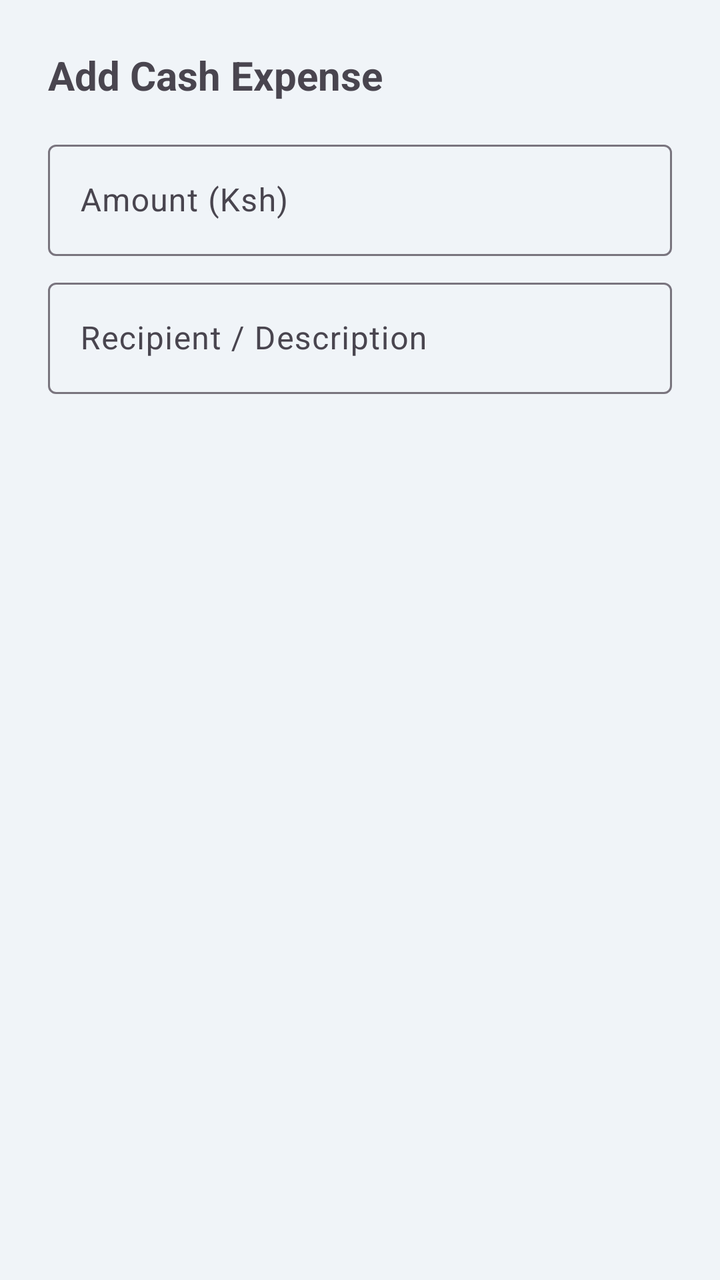
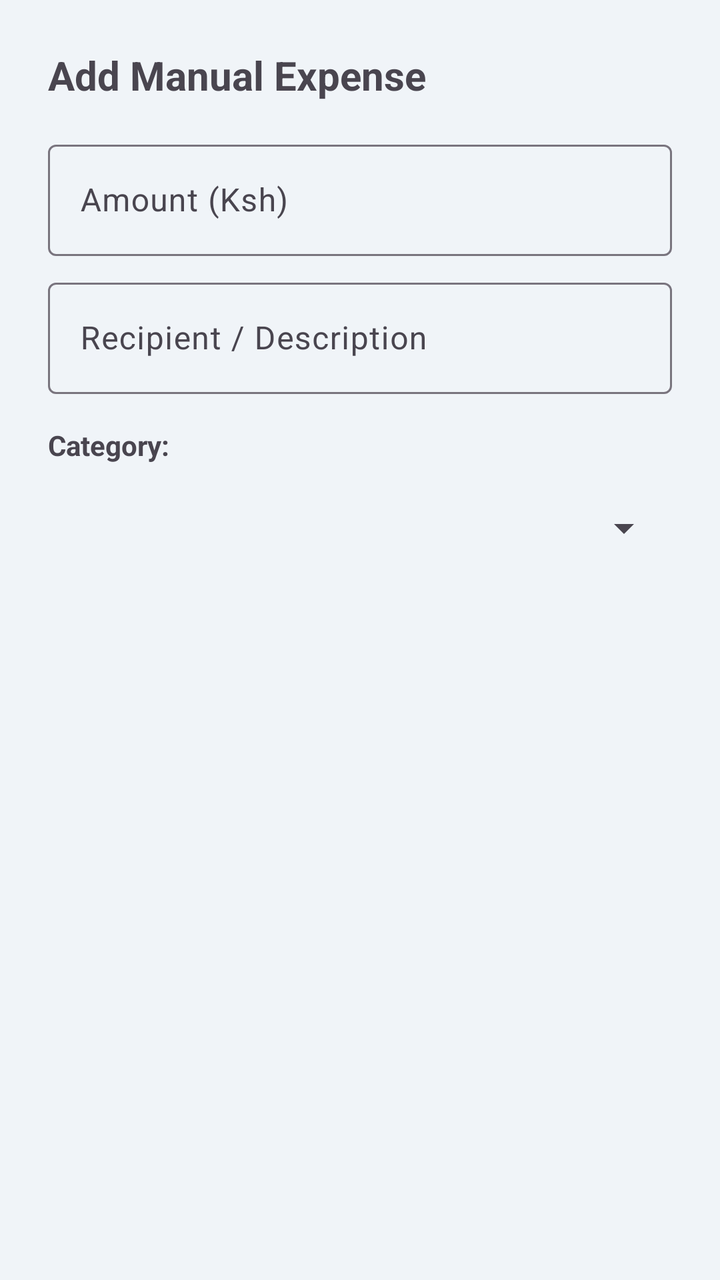

Compare the two renders of this Android layout. The source of the first and the diff that turns it into the second are given below.
<!-- AndroidManifest.xml: application theme Theme.MPesaExpenseTracker -->
<!-- res/layout/dialog_add_expense.xml -->
<?xml version="1.0" encoding="utf-8"?>
<LinearLayout xmlns:android="http://schemas.android.com/apk/res/android"
    android:layout_width="match_parent"
    android:layout_height="wrap_content"
    android:orientation="vertical"
    android:padding="24dp">
    <TextView
        android:layout_width="wrap_content"
        android:layout_height="wrap_content"
        android:text="Add Cash Expense"
        android:textSize="20sp"
        android:textStyle="bold"
        android:layout_marginBottom="16dp"/>
    <com.google.android.material.textfield.TextInputLayout
        android:layout_width="match_parent"
        android:layout_height="wrap_content"
        android:hint="Amount (Ksh)">
        <com.google.android.material.textfield.TextInputEditText
            android:id="@+id/etAmount"
            android:layout_width="match_parent"
            android:layout_height="wrap_content"
            android:inputType="numberDecimal" />
    </com.google.android.material.textfield.TextInputLayout>
    <com.google.android.material.textfield.TextInputLayout
        android:layout_width="match_parent"
        android:layout_height="wrap_content"
        android:layout_marginTop="8dp"
        android:hint="Recipient / Description">
        <com.google.android.material.textfield.TextInputEditText
            android:id="@+id/etRecipient"
            android:layout_width="match_parent"
            android:layout_height="wrap_content"
            android:inputType="textCapWords" />
    </com.google.android.material.textfield.TextInputLayout>
</LinearLayout>
<!-- resources referenced by this layout -->
<resources>
  <style name="Theme.MPesaExpenseTracker" parent="Theme.Material3.Light.NoActionBar">
          <item name="colorPrimary">@color/royal_blue</item>
          <item name="colorPrimaryDark">@color/black</item>
          <item name="colorSecondary">@color/emerald</item>
          <item name="android:windowBackground">@color/bg_offwhite</item>
          <item name="android:statusBarColor">@color/royal_blue</item>
          <item name="android:navigationBarColor">@color/royal_blue</item>
          <item name="android:windowLightNavigationBar">false</item>
      </style>
  <color name="royal_blue">#0A1C3A</color>
  <color name="black">#000000</color>
  <color name="emerald">#00E676</color>
  <color name="bg_offwhite">#F0F4F8</color>
</resources>

<!-- the commit's change to res/layout/dialog_add_expense.xml (unified diff, before → after) -->
@@ -4,13 +4,15 @@
     android:layout_height="wrap_content"
     android:orientation="vertical"
     android:padding="24dp">
+
     <TextView
         android:layout_width="wrap_content"
         android:layout_height="wrap_content"
-        android:text="Add Cash Expense"
+        android:text="Add Manual Expense"
         android:textSize="20sp"
         android:textStyle="bold"
         android:layout_marginBottom="16dp"/>
+
     <com.google.android.material.textfield.TextInputLayout
         android:layout_width="match_parent"
         android:layout_height="wrap_content"
@@ -21,6 +23,7 @@
             android:layout_height="wrap_content"
             android:inputType="numberDecimal" />
     </com.google.android.material.textfield.TextInputLayout>
+
     <com.google.android.material.textfield.TextInputLayout
         android:layout_width="match_parent"
         android:layout_height="wrap_content"
@@ -32,4 +35,17 @@
             android:layout_height="wrap_content"
             android:inputType="textCapWords" />
     </com.google.android.material.textfield.TextInputLayout>
+
+    <TextView
+        android:layout_width="wrap_content"
+        android:layout_height="wrap_content"
+        android:text="Category:"
+        android:layout_marginTop="16dp"
+        android:textStyle="bold"/>
+        
+    <Spinner
+        android:id="@+id/spinnerCategory"
+        android:layout_width="match_parent"
+        android:layout_height="48dp"
+        android:layout_marginTop="8dp"/>
 </LinearLayout>
<!-- resource entries referenced after the edit -->
@@ -1,17 +1,12 @@
 <!-- resources referenced by this layout -->
 <resources>
   <style name="Theme.MPesaExpenseTracker" parent="Theme.Material3.Light.NoActionBar">
-          <item name="colorPrimary">@color/royal_blue</item>
-          <item name="colorPrimaryDark">@color/black</item>
-          <item name="colorSecondary">@color/emerald</item>
-          <item name="android:windowBackground">@color/bg_offwhite</item>
-          <item name="android:statusBarColor">@color/royal_blue</item>
-          <item name="android:navigationBarColor">@color/royal_blue</item>
-          <item name="android:windowLightNavigationBar">false</item>
+          <item name="colorPrimary">#0A1C3A</item>
+          <item name="colorPrimaryDark">#000000</item>
+          <item name="colorSecondary">#00E676</item>
+          <item name="android:windowBackground">#F0F4F8</item>
+          <item name="android:statusBarColor">#0A1C3A</item>
+          <item name="android:forceDarkAllowed">false</item>
       </style>
-  <color name="royal_blue">#0A1C3A</color>
-  <color name="black">#000000</color>
-  <color name="emerald">#00E676</color>
-  <color name="bg_offwhite">#F0F4F8</color>
 </resources>
 
